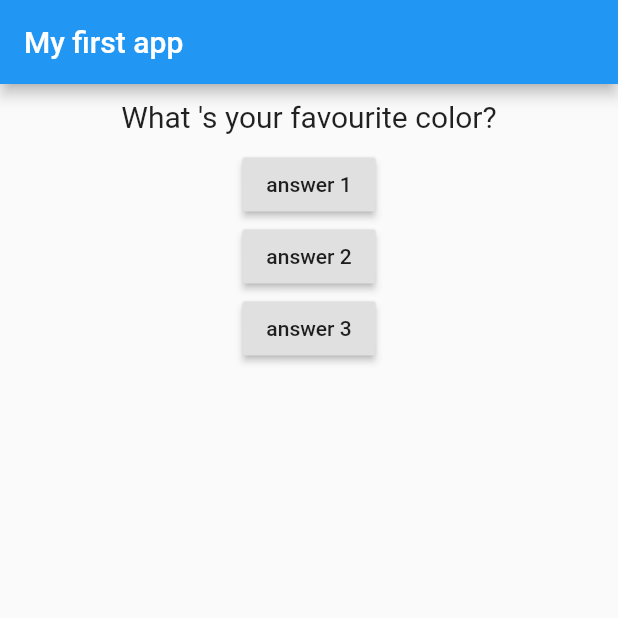
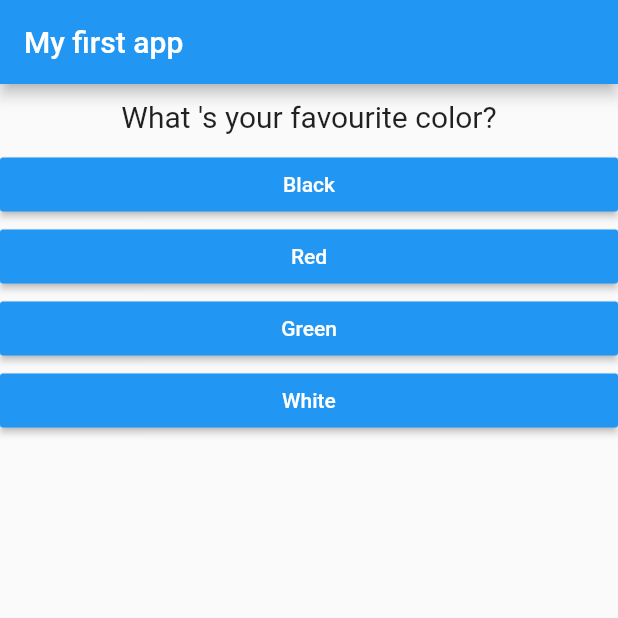
Before and after one commit to anawatj/flutter_complete_guide, a Flutter app: the screen it shows after launch, on a phone screen of 412 x 824 dp, the top half of it. Run offline on Flutter 3.47's test engine with Material 2 defaults, Android fonts, the phone set to English and light mode, and no system bars; missing offline and left inert: dart:ffi.

Commit message:
add answer

```diff
--- /dev/null
+++ b/lib/answer.dart
@@ -0,0 +1,23 @@
+import 'dart:ffi';
+
+import 'package:flutter/material.dart';
+
+import 'package:flutter/material.dart';
+
+class Answer extends StatelessWidget {
+  String answerText;
+  final VoidCallback selectedHandler;
+  Answer(this.answerText, this.selectedHandler);
+  @override
+  Widget build(BuildContext context) {
+    return Container(
+      width: double.infinity,
+      child: RaisedButton(
+        color: Colors.blue,
+        child: Text(answerText),
+        textColor: Colors.white,
+        onPressed: selectedHandler,
+      ),
+    );
+  }
+}
--- a/lib/main.dart
+++ b/lib/main.dart
@@ -1,5 +1,6 @@
 import 'package:flutter/material.dart';
 import './question.dart';
+import './answer.dart';
 
 void main() => runApp(MyApp());
 
@@ -12,9 +13,19 @@ class MyApp extends StatefulWidget {
 
 class _MyAppState extends State<MyApp> {
   var _questionIndex = 0;
-  var _questions = [
-    "What \'s your favourite color?",
-    "What \'s your favourite animal?"
+  var questions = [
+    {
+      "questionText": "What \'s your favourite color?",
+      "answers": ["Black", "Red", "Green", "White"],
+    },
+    {
+      "questionText": "What \'s your favourite animal?",
+      "answers": ["Rabbit", "Snake", "Elephent", "Lion"],
+    },
+    {
+      "questionText": "Who \'s your favourite instractor?",
+      "answers": ["Max", "Max", "Max", "Max"],
+    },
   ];
   void _answerChoosen() {
     setState(() {
@@ -33,21 +44,13 @@ class _MyAppState extends State<MyApp> {
         ),
         body: Column(
           children: [
-            Question(_questions[_questionIndex]),
-            RaisedButton(
-              child: Text("answer 1"),
-              onPressed: _answerChoosen,
+            Question(
+              questions[_questionIndex]['questionText'].toString(),
             ),
-            RaisedButton(
-              child: Text("answer 2"),
-              onPressed: () => print("answer 2 chosen!"),
-            ),
-            RaisedButton(
-              child: Text("answer 3"),
-              onPressed: () {
-                print("answer 3 chosen!");
-              },
-            ),
+            ...(questions[_questionIndex]["answers"] as List<String>)
+                .map((answer) {
+              return Answer(answer, _answerChoosen);
+            }).toList(),
           ],
         ),
       ),
```
